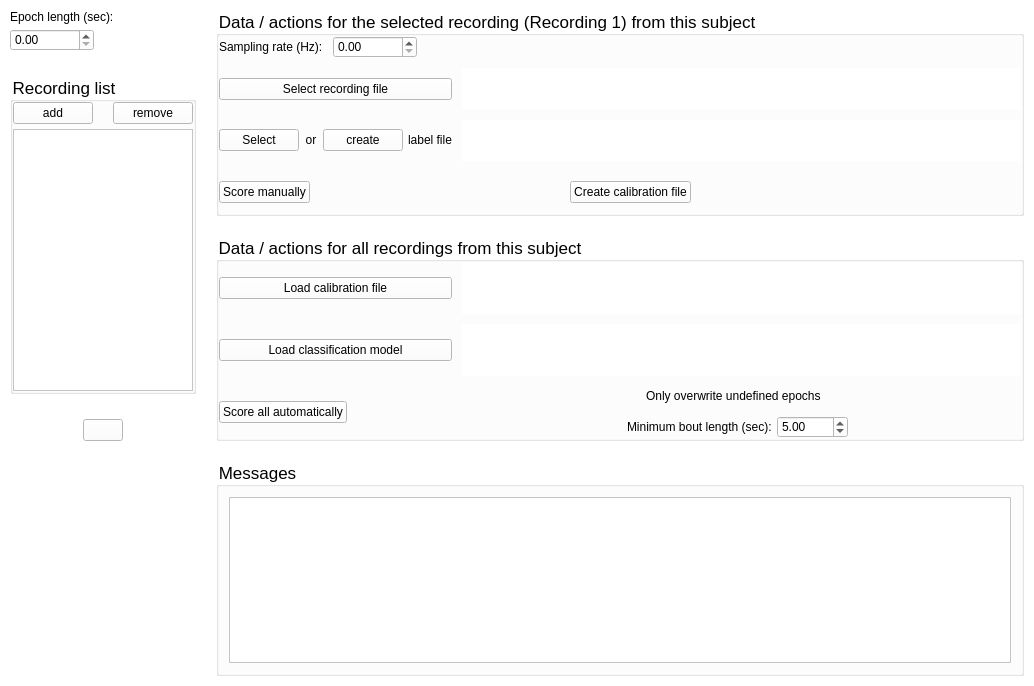
This is accusleepy/gui/primary_window.ui in zekebarger/AccuSleePy as Qt 5 draws it before an edit. The edited form follows.
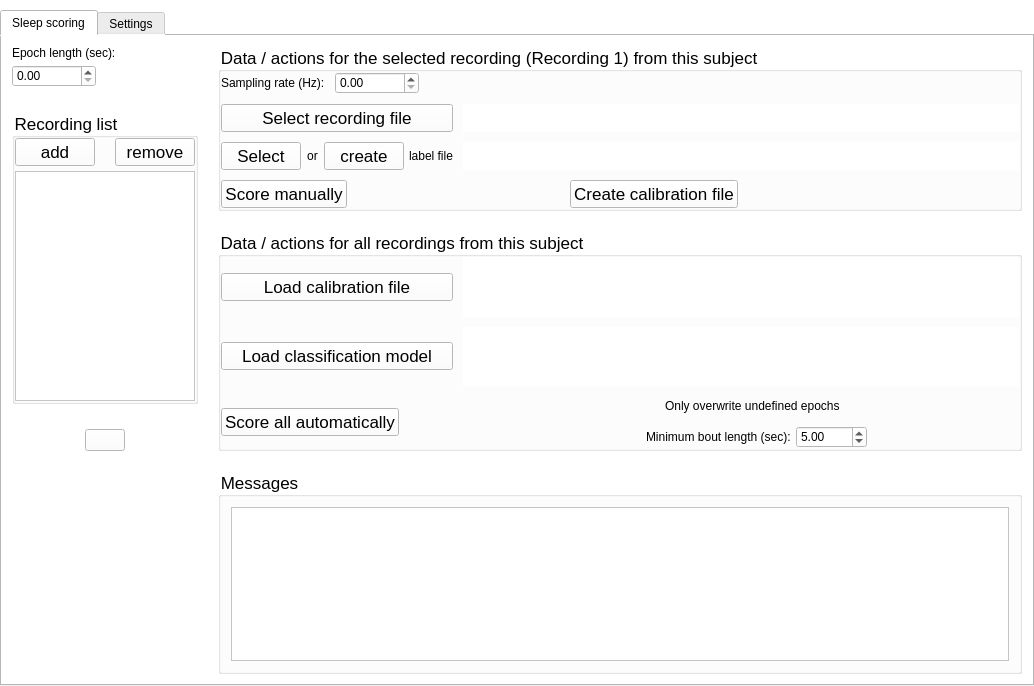
This is the edited form. Icons and pictures are not drawn.

Commit message: add placeholder settings tab

The edit to the form file:
```diff
--- a/accusleepy/gui/primary_window.ui
+++ b/accusleepy/gui/primary_window.ui
@@ -29,7 +29,43 @@
      <verstretch>0</verstretch>
     </sizepolicy>
    </property>
-   <layout class="QGridLayout" name="gridLayout" rowstretch="2,1" columnstretch="1,10">
+   <layout class="QGridLayout" name="gridLayout">
+    <property name="leftMargin">
+     <number>0</number>
+    </property>
+    <property name="topMargin">
+     <number>10</number>
+    </property>
+    <property name="rightMargin">
+     <number>0</number>
+    </property>
+    <property name="bottomMargin">
+     <number>0</number>
+    </property>
+    <item row="0" column="0">
+     <widget class="QTabWidget" name="tabWidget">
+      <property name="currentIndex">
+       <number>0</number>
+      </property>
+      <widget class="QWidget" name="scoring_tab">
+       <attribute name="title">
+        <string>Sleep scoring</string>
+       </attribute>
+       <layout class="QGridLayout" name="gridLayout_3">
+        <property name="leftMargin">
+         <number>0</number>
+        </property>
+        <property name="topMargin">
+         <number>0</number>
+        </property>
+        <property name="rightMargin">
+         <number>0</number>
+        </property>
+        <property name="bottomMargin">
+         <number>0</number>
+        </property>
+        <item row="0" column="0">
+         <layout class="QGridLayout" name="scoring_tab_layout" rowstretch="2,1" columnstretch="1,10">
     <property name="leftMargin">
      <number>10</number>
     </property>
@@ -45,8 +81,59 @@
     <property name="spacing">
      <number>20</number>
     </property>
+          <item row="1" column="1">
+           <widget class="QGroupBox" name="messagesgroupbox">
+            <property name="sizePolicy">
+             <sizepolicy hsizetype="Preferred" vsizetype="Expanding">
+              <horstretch>0</horstretch>
+              <verstretch>0</verstretch>
+             </sizepolicy>
+            </property>
+            <property name="font">
+             <font>
+              <pointsize>13</pointsize>
+             </font>
+            </property>
+            <property name="styleSheet">
+             <string notr="true"/>
+            </property>
+            <property name="title">
+             <string>Messages</string>
+            </property>
+            <layout class="QGridLayout" name="gridLayout_2">
+             <property name="leftMargin">
+              <number>10</number>
+             </property>
+             <property name="topMargin">
+              <number>10</number>
+             </property>
+             <property name="rightMargin">
+              <number>10</number>
+             </property>
+             <property name="bottomMargin">
+              <number>10</number>
+             </property>
+             <item row="0" column="0">
+              <widget class="QTextBrowser" name="message_area">
+               <property name="sizePolicy">
+                <sizepolicy hsizetype="Preferred" vsizetype="Expanding">
+                 <horstretch>0</horstretch>
+                 <verstretch>0</verstretch>
+                </sizepolicy>
+               </property>
+               <property name="styleSheet">
+                <string notr="true">background-color: white;</string>
+               </property>
+               <property name="textInteractionFlags">
+                <set>Qt::TextInteractionFlag::NoTextInteraction</set>
+               </property>
+              </widget>
+             </item>
+            </layout>
+           </widget>
+          </item>
     <item row="0" column="1">
-     <layout class="QVBoxLayout" name="recordingactionsgroupbox" stretch="1,1">
+           <layout class="QVBoxLayout" name="recordingactionsgroupbox" stretch="0,1">
       <property name="spacing">
        <number>20</number>
       </property>
@@ -583,64 +670,13 @@
       </item>
      </layout>
     </item>
-    <item row="1" column="1">
-     <widget class="QGroupBox" name="messagesgroupbox">
-      <property name="sizePolicy">
-       <sizepolicy hsizetype="Preferred" vsizetype="Expanding">
-        <horstretch>0</horstretch>
-        <verstretch>0</verstretch>
-       </sizepolicy>
-      </property>
-      <property name="font">
-       <font>
-        <pointsize>13</pointsize>
-       </font>
-      </property>
-      <property name="styleSheet">
-       <string notr="true"/>
-      </property>
-      <property name="title">
-       <string>Messages</string>
-      </property>
-      <layout class="QGridLayout" name="gridLayout_2">
-       <property name="leftMargin">
-        <number>10</number>
-       </property>
-       <property name="topMargin">
-        <number>10</number>
-       </property>
-       <property name="rightMargin">
-        <number>10</number>
-       </property>
-       <property name="bottomMargin">
-        <number>10</number>
-       </property>
        <item row="0" column="0">
-        <widget class="QTextBrowser" name="message_area">
-         <property name="sizePolicy">
-          <sizepolicy hsizetype="Preferred" vsizetype="Expanding">
-           <horstretch>0</horstretch>
-           <verstretch>0</verstretch>
-          </sizepolicy>
-         </property>
-         <property name="styleSheet">
-          <string notr="true">background-color: white;</string>
-         </property>
-         <property name="textInteractionFlags">
-          <set>Qt::TextInteractionFlag::NoTextInteraction</set>
-         </property>
-        </widget>
-       </item>
-      </layout>
-     </widget>
-    </item>
-    <item row="0" column="0">
-     <layout class="QVBoxLayout" name="verticalLayout_5" stretch="2,10,0">
+           <layout class="QVBoxLayout" name="left_col_layout" stretch="2,10,0">
       <property name="spacing">
        <number>25</number>
       </property>
       <item>
-       <layout class="QVBoxLayout" name="verticalLayout_6">
+             <layout class="QVBoxLayout" name="epoch_length_layout">
         <property name="spacing">
          <number>5</number>
         </property>
@@ -766,7 +802,7 @@
        </widget>
       </item>
       <item>
-       <layout class="QHBoxLayout" name="horizontalLayout_12">
+             <layout class="QHBoxLayout" name="user_manual_layout">
         <item>
          <widget class="QPushButton" name="user_manual_button">
           <property name="sizePolicy">
@@ -796,6 +832,34 @@
        </layout>
       </item>
      </layout>
+          </item>
+         </layout>
+        </item>
+       </layout>
+      </widget>
+      <widget class="QWidget" name="settings_tab">
+       <attribute name="title">
+        <string>Settings</string>
+       </attribute>
+       <layout class="QGridLayout" name="gridLayout_5">
+        <property name="leftMargin">
+         <number>0</number>
+        </property>
+        <property name="topMargin">
+         <number>0</number>
+        </property>
+        <property name="rightMargin">
+         <number>0</number>
+        </property>
+        <property name="bottomMargin">
+         <number>0</number>
+        </property>
+        <item row="0" column="0">
+         <layout class="QGridLayout" name="settings_tab_layout"/>
+        </item>
+       </layout>
+      </widget>
+     </widget>
     </item>
    </layout>
   </widget>
```
Left out of the diff: 2 changed lines with no effect on the pictures. Lines whose indentation alone changed are shown as unchanged. The commit also changes 1 other file.
